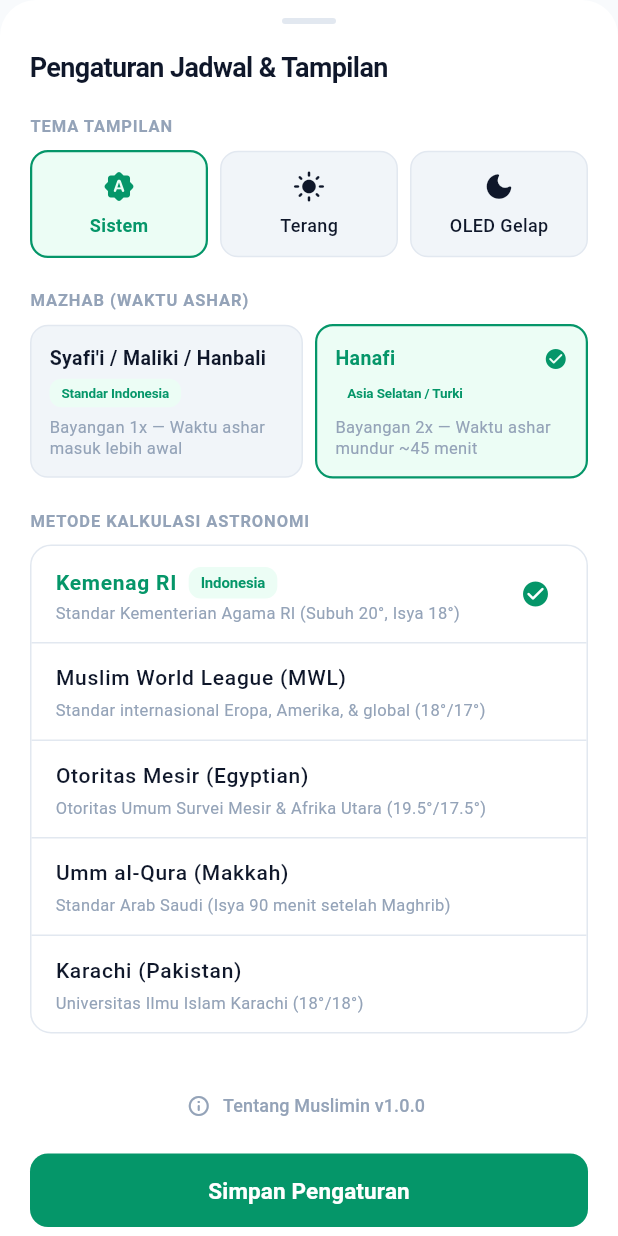
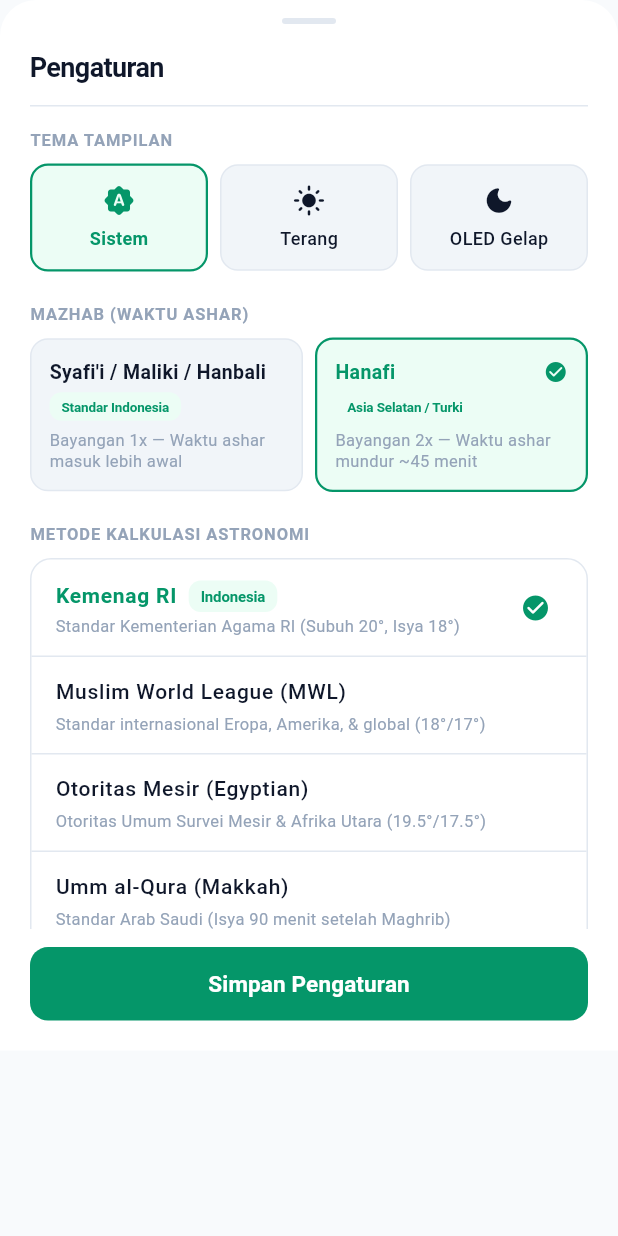
Before and after one commit to sukr02k/muslimin, a Flutter app: the ModernSettingsSheet widget shown alone on an empty page, opened directly with empty values, after a tap on "Hanafi", on a phone screen of 412 x 824 dp. Run offline on Flutter 3.47's test engine with Material 3 defaults, Android fonts, the phone set to English and light mode, and no system bars; our stand-ins replace adhan, drift, flutter_compass, flutter_local_notifications, flutter_riverpod, geocoding and 4 more; accounts and stored records are empty; generated files the repository leaves out were written again.

Commit message:
refactor(settings): simplify title to Pengaturan and make content flexible & scrollable

```diff
--- a/lib/src/features/prayer_times/presentation/widgets/modern_settings_sheet.dart
+++ b/lib/src/features/prayer_times/presentation/widgets/modern_settings_sheet.dart
@@ -27,6 +27,9 @@ class _ModernSettingsSheetState extends State<ModernSettingsSheet> {
     final borderColor = context.borderColor;
 
     return Container(
+      constraints: BoxConstraints(
+        maxHeight: MediaQuery.of(context).size.height * 0.85,
+      ),
       decoration: BoxDecoration(
         color: surfaceColor,
         borderRadius: const BorderRadius.vertical(top: Radius.circular(24)),
@@ -50,7 +53,7 @@ class _ModernSettingsSheetState extends State<ModernSettingsSheet> {
               ),
               const SizedBox(height: 16),
               Text(
-                'Pengaturan Jadwal & Tampilan',
+                'Pengaturan',
                 style: TextStyle(
                   fontSize: 18,
                   fontWeight: FontWeight.w700,
@@ -58,8 +61,16 @@ class _ModernSettingsSheetState extends State<ModernSettingsSheet> {
                   letterSpacing: -0.4,
                 ),
               ),
-              const SizedBox(height: 18),
+              const SizedBox(height: 12),
+              Divider(height: 1, color: borderColor),
 
+              // Area Scrollable Fleksibel
+              Flexible(
+                child: SingleChildScrollView(
+                  padding: const EdgeInsets.symmetric(vertical: 14),
+                  child: Column(
+                    crossAxisAlignment: CrossAxisAlignment.stretch,
+                    children: [
                       // 1. TEMA TAMPILAN (3 Horizontal Grid Cards)
                       const Text(
                         'TEMA TAMPILAN',
@@ -206,7 +217,7 @@ class _ModernSettingsSheetState extends State<ModernSettingsSheet> {
                           ],
                         ),
                       ),
-              const SizedBox(height: 24),
+                      const SizedBox(height: 18),
 
                       // Tombol Info & Tentang Aplikasi
                       Center(
@@ -219,8 +230,12 @@ class _ModernSettingsSheetState extends State<ModernSettingsSheet> {
                           ),
                         ),
                       ),
-              const SizedBox(height: 8),
+                    ],
+                  ),
+                ),
+              ),
 
+              const SizedBox(height: 12),
               FilledButton(
                 style: FilledButton.styleFrom(
                   backgroundColor: AppColors.primary,
```
Also changed, not shown: .settings_polished.png (added). Lines whose indentation alone changed are shown as unchanged.
